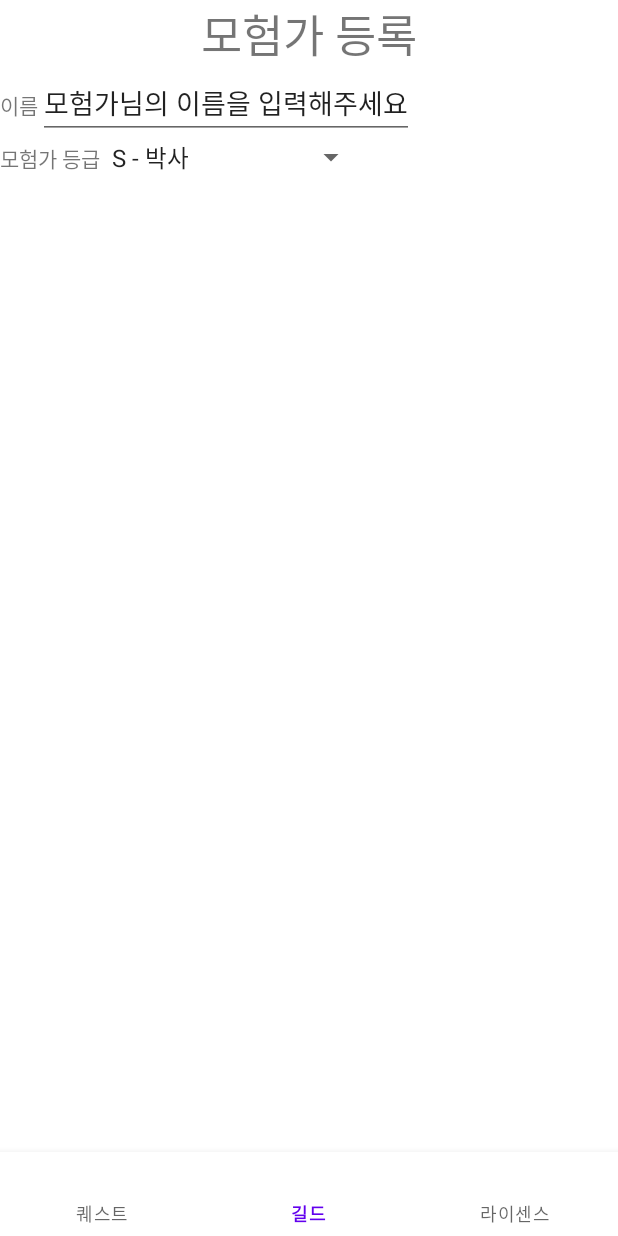
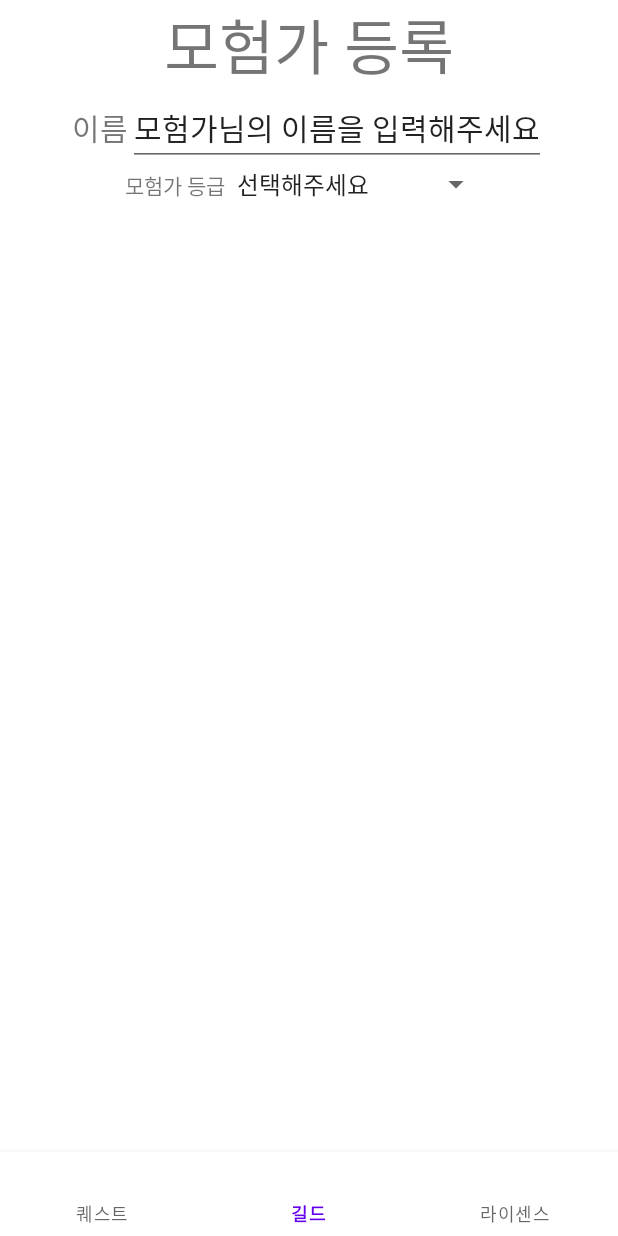
Before and after one commit to Ash-tensor/project_licence, an Android app: the screen it shows after launch (MainActivity), item 2 of the bottom bar chosen, on a phone screen of 412 x 824 dp. Run offline under Robolectric (Android 15) with nearby library versions, the phone set to English and light mode, and no system bars.

```diff
--- /dev/null
+++ b/app/src/main/java/com/example/projectlicence/DBHelper.java
@@ -0,0 +1,20 @@
+package com.example.projectlicence;
+
+import android.content.Context;
+import android.database.sqlite.SQLiteDatabase;
+import android.database.sqlite.SQLiteOpenHelper;
+
+public class DBHelper extends SQLiteOpenHelper {
+    public DBHelper(Context context) {
+        super(context, "AdventurerDB", null, 1);
+//          "AdventurerDB" >> 생성할 DB의 이름
+    }
+    @Override
+    public void onCreate(SQLiteDatabase db) {
+        db.execSQL("CREATE TABLE Adventurer(id INTEGER PRIMARY KEY AUTOINCREMENT, name TEXT, level INTEGER, grade TEXT)");
+    }
+
+    @Override
+    public void onUpgrade(SQLiteDatabase db, int oldVersion, int newVersion) {
+    }
+}
--- a/app/src/main/java/com/example/projectlicence/MainActivity.java
+++ b/app/src/main/java/com/example/projectlicence/MainActivity.java
@@ -1,5 +1,4 @@
 package com.example.projectlicence;
-
 import androidx.annotation.NonNull;
 import androidx.appcompat.app.AppCompatActivity;
 import androidx.fragment.app.Fragment;
@@ -15,8 +14,10 @@ import android.widget.TextView;
 
 import com.google.android.material.bottomnavigation.BottomNavigationView;
 import com.google.android.material.navigation.NavigationBarView;
+import com.example.projectlicence.user;
 
 public class MainActivity extends AppCompatActivity  {
+    private com.example.projectlicence.DBHelper dbHelper;
 
     public FragmentManager fragmentManager = getSupportFragmentManager();
     BottomNavigationView bottomNavigationView;
@@ -25,15 +26,11 @@ public class MainActivity extends AppCompatActivity  {
     protected void onCreate(Bundle savedInstanceState) {
         super.onCreate(savedInstanceState);
         setContentView(R.layout.activity_main);
+        user User1 = new user(1, 1, 1, 1, 1);
 
+        dbHelper = new com.example.projectlicence.DBHelper(this);
         BottomNavigationView bottomNavigationView = findViewById(R.id.bottomNavigationView);
         bottomNavigationView.setOnItemSelectedListener(navListener);
-
-    }
-    public class Adventurer {
-
-
-
 
     }
 
@@ -57,28 +54,22 @@ public class MainActivity extends AppCompatActivity  {
             TextView testTextView = findViewById(R.id.testTextView);
             testTextView.setVisibility(View.GONE);
             getSupportFragmentManager().beginTransaction().replace(R.id.FragmentContainer, selectedFragment).commit();
-
             return true;
         }
     } ;
 
-
-
-
-    public class DBHelper extends SQLiteOpenHelper {
-        public DBHelper(Context context) {
-            super(context, "groupDB", null, 1);
-//          "groupDB" >> 생성할 DB의 이름
-
-        }
-        @Override
-        public void onCreate(SQLiteDatabase db) {
-
-        }
-
-        @Override
-        public void onUpgrade(SQLiteDatabase db, int oldVersion, int newVersion) {
-
-        }
-    }
+//    public class DBHelper extends SQLiteOpenHelper {
+//        public DBHelper(Context context) {
+//            super(context, "AdventurerDB", null, 1);
+////          "AdventurerDB" >> 생성할 DB의 이름
+//        }
+//        @Override
+//        public void onCreate(SQLiteDatabase db) {
+//            db.execSQL("CREATE TABLE Adventurer (id INTEGER PRIMARY KEY AUTOINCREMENT, name TEXT, level INTEGER, grade TEXT)");
+//        }
+//
+//        @Override
+//        public void onUpgrade(SQLiteDatabase db, int oldVersion, int newVersion) {
+//        }
+//    }
 }
--- a/app/src/main/java/com/example/projectlicence/getUserDataFragment.java
+++ b/app/src/main/java/com/example/projectlicence/getUserDataFragment.java
@@ -1,5 +1,7 @@
 package com.example.projectlicence;
 
+import android.content.ContentValues;
+import android.database.sqlite.SQLiteDatabase;
 import android.os.Bundle;
 import androidx.fragment.app.Fragment;
 import android.view.LayoutInflater;
@@ -15,6 +17,7 @@ import android.widget.Spinner;
  * create an instance of this fragment.
  */
 public class getUserDataFragment extends Fragment {
+    private DBHelper dbHelper;
 
     // TODO: Rename parameter arguments, choose names that match
     // the fragment initialization parameters, e.g. ARG_ITEM_NUMBER
@@ -24,7 +27,6 @@ public class getUserDataFragment extends Fragment {
     // TODO: Rename and change types of parameters
     private String mParam1;
     private String mParam2;
-
     public getUserDataFragment() {
         // Required empty public constructor
     }
@@ -45,6 +47,7 @@ public class getUserDataFragment extends Fragment {
         if (getArguments() != null) {
             mParam1 = getArguments().getString(ARG_PARAM1);
             mParam2 = getArguments().getString(ARG_PARAM2);
+
         }
     }
 
@@ -57,19 +60,24 @@ public class getUserDataFragment extends Fragment {
         ArrayAdapter<CharSequence> adapter = ArrayAdapter.createFromResource(getActivity(), R.array.spinner_items, android.R.layout.simple_spinner_item);
         adapter.setDropDownViewResource(android.R.layout.simple_spinner_dropdown_item);
         adventurerGradeSpinner.setAdapter(adapter);
+        dbHelper = new DBHelper(getActivity());
 
         adventurerGradeSpinner.setOnItemSelectedListener(new AdapterView.OnItemSelectedListener() {
             @Override
             public void onItemSelected(AdapterView<?> parent, View view, int position, long id) {
                 String selectedItem = parent.getItemAtPosition(position).toString();
+
+                SQLiteDatabase db = dbHelper.getWritableDatabase();
+                ContentValues values = new ContentValues();
+                values.put("grade", selectedItem);
+
+                long newRowId = db.insert("Adventurer", null, values);
+
             }
             @Override
             public void onNothingSelected(AdapterView<?> parent) {
-
             }
         });
-
-
         return view;
     }
 }
--- /dev/null
+++ b/app/src/main/java/com/example/projectlicence/user.java
@@ -0,0 +1,29 @@
+package com.example.projectlicence;
+public class user {
+    int level;
+    int str;
+    int dex;
+    int intl;
+    int luk;
+    int grade;
+    user(int level, int str, int dex, int intl, int luk) {
+        this.level = level;
+        this.str = str;
+        this.dex = dex;
+        this.intl = intl;
+        this.luk = luk;
+
+    }
+    String licences[] = new String[30];
+
+    void setGrade(int grade) {
+        this.grade = grade;
+    }
+    int returnGrade() {
+        return this.level;
+    }
+    void appendLicence(String licence) {
+        int tempLength = this.licences.length;
+        this.licences[tempLength + 1] = licence;
+    }
+}
--- a/app/src/main/res/layout/get_user_data_fragment.xml
+++ b/app/src/main/res/layout/get_user_data_fragment.xml
@@ -16,11 +16,12 @@
             android:layout_width="wrap_content"
             android:layout_height="wrap_content"
             android:text="모험가 등록"
-            android:textSize="30dp"
+            android:textSize="40dp"
             />
 
     </LinearLayout>
     <LinearLayout
+        android:layout_gravity="center_horizontal"
         android:layout_width="wrap_content"
         android:layout_height="wrap_content">
 
@@ -28,16 +29,19 @@
             android:layout_width="wrap_content"
             android:layout_height="wrap_content"
             android:text="이름"
+            android:textSize="20dp"
             />
         <EditText
             android:layout_width="wrap_content"
             android:layout_height="wrap_content"
             android:text="모험가님의 이름을 입력해주세요"
             android:id="@+id/adventurerName"
+            android:textSize="20dp"
             />
     </LinearLayout>
 
     <LinearLayout
+        android:layout_gravity="center_horizontal"
         android:layout_width="wrap_content"
         android:layout_height="wrap_content">
 
--- a/app/src/main/res/values/strings.xml
+++ b/app/src/main/res/values/strings.xml
@@ -18,6 +18,7 @@
     <string name="attachment_summary_off">Only download attachments when manually requested</string>
 
     <string-array name="spinner_items">
+        <item>선택해주세요</item>
         <item>S - 박사</item>
         <item>A - 박사과정</item>
         <item>B - 석사</item>
```
